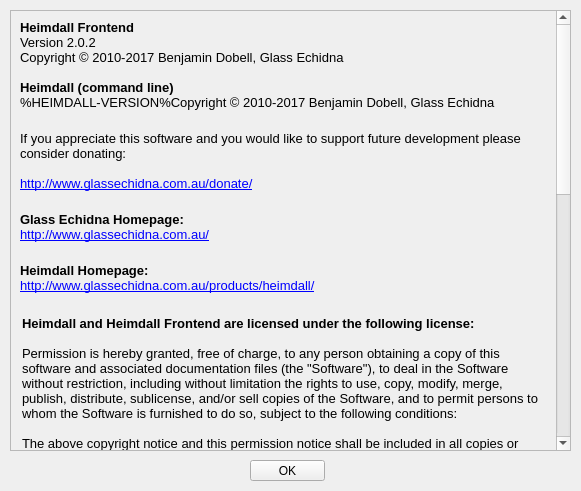
First picture: the form in heimdall-frontend/aboutform.ui, repository sounddrill31/Heimdall, before the edit.
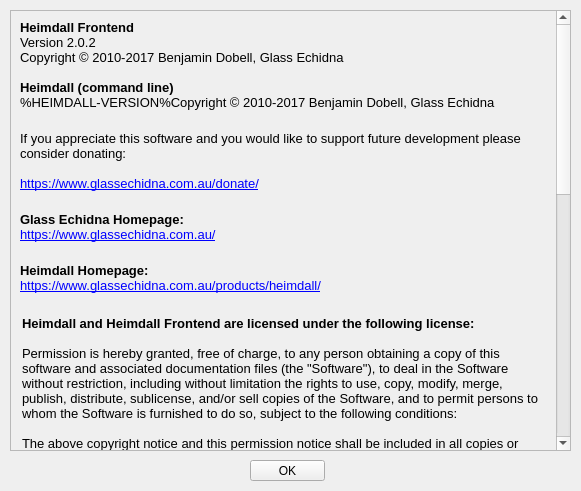
Second picture: the form after the edit.

Commit message: heimdall-frontend: use https in all urls

Diff of the .ui file:
```diff
--- a/heimdall-frontend/aboutform.ui
+++ b/heimdall-frontend/aboutform.ui
@@ -152,13 +152,13 @@
           <enum>QFrame::Plain</enum>
          </property>
          <property name="text">
-          <string>&lt;!DOCTYPE HTML PUBLIC &quot;-//W3C//DTD HTML 4.0//EN&quot; &quot;http://www.w3.org/TR/REC-html40/strict.dtd&quot;&gt;
+          <string>&lt;!DOCTYPE HTML PUBLIC &quot;-//W3C//DTD HTML 4.0//EN&quot; &quot;https://www.w3.org/TR/REC-html40/strict.dtd&quot;&gt;
 &lt;html&gt;&lt;head&gt;&lt;meta name=&quot;qrichtext&quot; content=&quot;1&quot; /&gt;&lt;style type=&quot;text/css&quot;&gt;
 p, li { white-space: pre-wrap; }
 &lt;/style&gt;&lt;/head&gt;&lt;body style=&quot; font-family:'Lucida Grande'; font-size:13pt; font-weight:400; font-style:normal;&quot;&gt;
 &lt;p style=&quot; margin-top:0px; margin-bottom:0px; margin-left:0px; margin-right:0px; -qt-block-indent:0; text-indent:0px;&quot;&gt;&lt;span style=&quot; font-family:'MS Shell Dlg 2'; font-size:10pt;&quot;&gt;If you appreciate this software and you would like to support future development please consider donating:&lt;/span&gt;&lt;/p&gt;
 &lt;p style=&quot;-qt-paragraph-type:empty; margin-top:0px; margin-bottom:0px; margin-left:0px; margin-right:0px; -qt-block-indent:0; text-indent:0px; font-family:'MS Shell Dlg 2'; font-size:10pt;&quot;&gt;&lt;/p&gt;
-&lt;p style=&quot; margin-top:0px; margin-bottom:0px; margin-left:0px; margin-right:0px; -qt-block-indent:0; text-indent:0px;&quot;&gt;&lt;a href=&quot;http://www.glassechidna.com.au/donate/&quot;&gt;&lt;span style=&quot; font-family:'MS Shell Dlg 2'; font-size:10pt; text-decoration: underline; color:#0000ff;&quot;&gt;http://www.glassechidna.com.au/donate/&lt;/span&gt;&lt;/a&gt;&lt;/p&gt;&lt;/body&gt;&lt;/html&gt;</string>
+&lt;p style=&quot; margin-top:0px; margin-bottom:0px; margin-left:0px; margin-right:0px; -qt-block-indent:0; text-indent:0px;&quot;&gt;&lt;a href=&quot;https://www.glassechidna.com.au/donate/&quot;&gt;&lt;span style=&quot; font-family:'MS Shell Dlg 2'; font-size:10pt; text-decoration: underline; color:#0000ff;&quot;&gt;https://www.glassechidna.com.au/donate/&lt;/span&gt;&lt;/a&gt;&lt;/p&gt;&lt;/body&gt;&lt;/html&gt;</string>
          </property>
          <property name="textFormat">
           <enum>Qt::RichText</enum>
@@ -198,12 +198,12 @@
           </font>
          </property>
          <property name="text">
-          <string>&lt;!DOCTYPE HTML PUBLIC &quot;-//W3C//DTD HTML 4.0//EN&quot; &quot;http://www.w3.org/TR/REC-html40/strict.dtd&quot;&gt;
+          <string>&lt;!DOCTYPE HTML PUBLIC &quot;-//W3C//DTD HTML 4.0//EN&quot; &quot;https://www.w3.org/TR/REC-html40/strict.dtd&quot;&gt;
 &lt;html&gt;&lt;head&gt;&lt;meta name=&quot;qrichtext&quot; content=&quot;1&quot; /&gt;&lt;style type=&quot;text/css&quot;&gt;
 p, li { white-space: pre-wrap; }
 &lt;/style&gt;&lt;/head&gt;&lt;body style=&quot; font-family:'Lucida Grande'; font-size:13pt; font-weight:400; font-style:normal;&quot;&gt;
 &lt;p style=&quot; margin-top:0px; margin-bottom:0px; margin-left:0px; margin-right:0px; -qt-block-indent:0; text-indent:0px;&quot;&gt;&lt;span style=&quot; font-family:'MS Shell Dlg 2'; font-size:10pt; font-weight:600;&quot;&gt;Glass Echidna Homepage:&lt;/span&gt;&lt;/p&gt;
-&lt;p style=&quot; margin-top:0px; margin-bottom:0px; margin-left:0px; margin-right:0px; -qt-block-indent:0; text-indent:0px;&quot;&gt;&lt;a href=&quot;http://www.glassechidna.com.au/&quot;&gt;&lt;span style=&quot; font-family:'MS Shell Dlg 2'; font-size:10pt; text-decoration: underline; color:#0000ff;&quot;&gt;http://www.glassechidna.com.au/&lt;/span&gt;&lt;/a&gt;&lt;/p&gt;
+&lt;p style=&quot; margin-top:0px; margin-bottom:0px; margin-left:0px; margin-right:0px; -qt-block-indent:0; text-indent:0px;&quot;&gt;&lt;a href=&quot;https://www.glassechidna.com.au/&quot;&gt;&lt;span style=&quot; font-family:'MS Shell Dlg 2'; font-size:10pt; text-decoration: underline; color:#0000ff;&quot;&gt;https://www.glassechidna.com.au/&lt;/span&gt;&lt;/a&gt;&lt;/p&gt;
 &lt;p style=&quot;-qt-paragraph-type:empty; margin-top:0px; margin-bottom:0px; margin-left:0px; margin-right:0px; -qt-block-indent:0; text-indent:0px; font-family:'MS Shell Dlg 2'; font-size:10pt; text-decoration: underline; color:#0000ff;&quot;&gt;&lt;/p&gt;&lt;/body&gt;&lt;/html&gt;</string>
          </property>
          <property name="textFormat">
@@ -231,12 +231,12 @@
           </font>
          </property>
          <property name="text">
-          <string>&lt;!DOCTYPE HTML PUBLIC &quot;-//W3C//DTD HTML 4.0//EN&quot; &quot;http://www.w3.org/TR/REC-html40/strict.dtd&quot;&gt;
+          <string>&lt;!DOCTYPE HTML PUBLIC &quot;-//W3C//DTD HTML 4.0//EN&quot; &quot;https://www.w3.org/TR/REC-html40/strict.dtd&quot;&gt;
 &lt;html&gt;&lt;head&gt;&lt;meta name=&quot;qrichtext&quot; content=&quot;1&quot; /&gt;&lt;style type=&quot;text/css&quot;&gt;
 p, li { white-space: pre-wrap; }
 &lt;/style&gt;&lt;/head&gt;&lt;body style=&quot; font-family:'Lucida Grande'; font-size:13pt; font-weight:400; font-style:normal;&quot;&gt;
 &lt;p style=&quot; margin-top:0px; margin-bottom:0px; margin-left:0px; margin-right:0px; -qt-block-indent:0; text-indent:0px;&quot;&gt;&lt;span style=&quot; font-family:'MS Shell Dlg 2'; font-size:10pt; font-weight:600;&quot;&gt;Heimdall Homepage:&lt;/span&gt;&lt;/p&gt;
-&lt;p style=&quot; margin-top:0px; margin-bottom:0px; margin-left:0px; margin-right:0px; -qt-block-indent:0; text-indent:0px;&quot;&gt;&lt;a href=&quot;http://www.glassechidna.com.au/products/heimdall/&quot;&gt;&lt;span style=&quot; font-family:'MS Shell Dlg 2'; font-size:10pt; text-decoration: underline; color:#0000ff;&quot;&gt;http://www.glassechidna.com.au/products/heimdall/&lt;/span&gt;&lt;/a&gt;&lt;/p&gt;
+&lt;p style=&quot; margin-top:0px; margin-bottom:0px; margin-left:0px; margin-right:0px; -qt-block-indent:0; text-indent:0px;&quot;&gt;&lt;a href=&quot;https://www.glassechidna.com.au/products/heimdall/&quot;&gt;&lt;span style=&quot; font-family:'MS Shell Dlg 2'; font-size:10pt; text-decoration: underline; color:#0000ff;&quot;&gt;https://www.glassechidna.com.au/products/heimdall/&lt;/span&gt;&lt;/a&gt;&lt;/p&gt;
 &lt;p style=&quot;-qt-paragraph-type:empty; margin-top:0px; margin-bottom:0px; margin-left:0px; margin-right:0px; -qt-block-indent:0; text-indent:0px; font-family:'MS Shell Dlg 2'; font-size:10pt; text-decoration: underline; color:#0000ff;&quot;&gt;&lt;/p&gt;&lt;/body&gt;&lt;/html&gt;</string>
          </property>
          <property name="textFormat">
```
Left out of the diff: 16 changed lines with no effect on the pictures. The commit also changes 3 other files.
